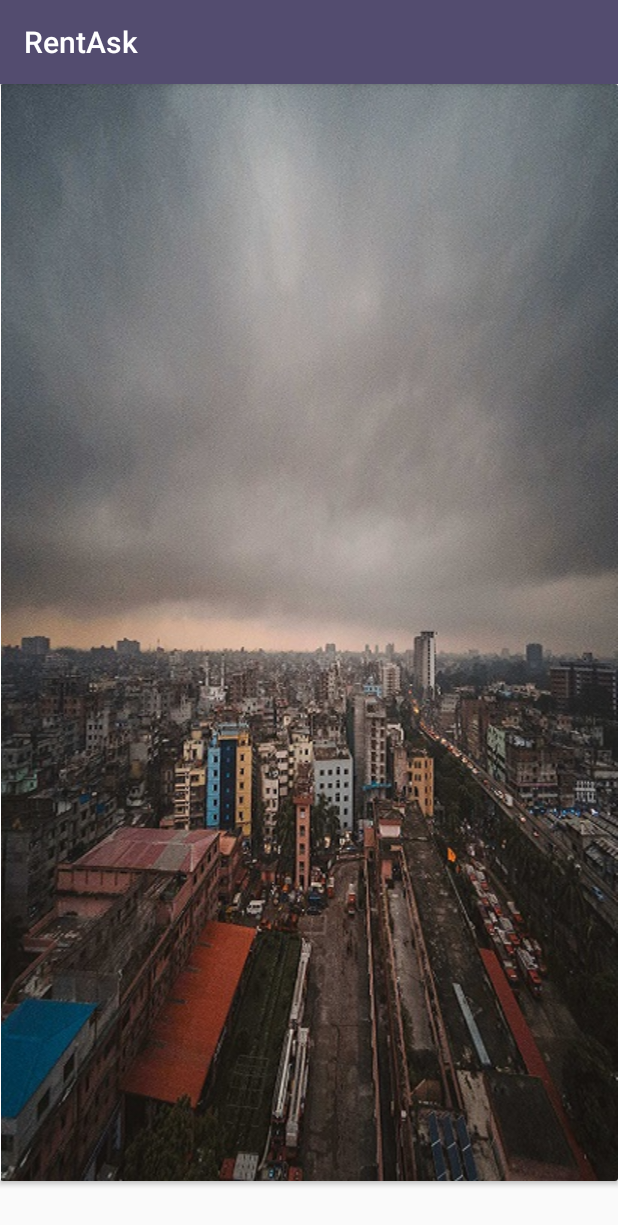
After one commit to MonirDev/RentAsk, an Android app: the OwnerDashboard screen opened directly, with no data from a screen before it, on a phone screen of 412 x 824 dp. The commit adds this screen. Shown: the top 1225 px of the screen. Run offline under Robolectric (Android 15) with nearby library versions, the phone set to English and light mode, and no system bars.

Commit message:
pull from faysal

```diff
--- a/app/src/main/AndroidManifest.xml
+++ b/app/src/main/AndroidManifest.xml
@@ -9,6 +9,7 @@
         android:roundIcon="@mipmap/ic_launcher_round"
         android:supportsRtl="true"
         android:theme="@style/AppTheme">
+        <activity android:name=".OwnerDashboard"></activity>
         <activity android:name=".Create_add" />
         <activity
             android:name=".Splash_screen"
@@ -28,7 +29,8 @@
         <activity
             android:name=".SignIn"
             android:theme="@style/AppTheme.NoActionBar" />
-        <activity android:name=".SignUp"
+        <activity
+            android:name=".SignUp"
             android:theme="@style/AppTheme.NoActionBar" />
     </application>
 
--- /dev/null
+++ b/app/src/main/java/com/teamdakatia/rentask/OwnerDashboard.java
@@ -0,0 +1,14 @@
+package com.teamdakatia.rentask;
+
+import androidx.appcompat.app.AppCompatActivity;
+
+import android.os.Bundle;
+
+public class OwnerDashboard extends AppCompatActivity {
+
+    @Override
+    protected void onCreate(Bundle savedInstanceState) {
+        super.onCreate(savedInstanceState);
+        setContentView(R.layout.activity_owner_dashboard);
+    }
+}
--- a/app/src/main/res/layout/activity_landing_screen.xml
+++ b/app/src/main/res/layout/activity_landing_screen.xml
@@ -72,5 +72,9 @@
             android:background="@drawable/button_style1" />
 
 
+
+
+
+
     </androidx.constraintlayout.widget.ConstraintLayout>
 </androidx.constraintlayout.widget.ConstraintLayout>
--- /dev/null
+++ b/app/src/main/res/layout/activity_owner_dashboard.xml
@@ -0,0 +1,30 @@
+<?xml version="1.0" encoding="utf-8"?>
+<LinearLayout xmlns:android="http://schemas.android.com/apk/res/android"
+    xmlns:app="http://schemas.android.com/apk/res-auto"
+    xmlns:tools="http://schemas.android.com/tools"
+    android:layout_width="match_parent"
+    android:layout_height="match_parent"
+    tools:context=".OwnerDashboard">
+
+   <androidx.cardview.widget.CardView
+       android:layout_width="match_parent"
+       android:layout_height="wrap_content">
+
+       <LinearLayout
+           android:layout_width="match_parent"
+           android:layout_height="wrap_content">
+
+           <ImageView
+               android:layout_width="match_parent"
+               android:layout_height="wrap_content"
+               android:src="@drawable/splash">
+
+
+           </ImageView>
+
+
+       </LinearLayout>
+
+
+   </androidx.cardview.widget.CardView>
+</LinearLayout>
```
Also changed, not shown: app/src/main/res/layout/model.xml (deleted, +0 -14 lines), app/src/main/res/drawable/landing.jpg.
